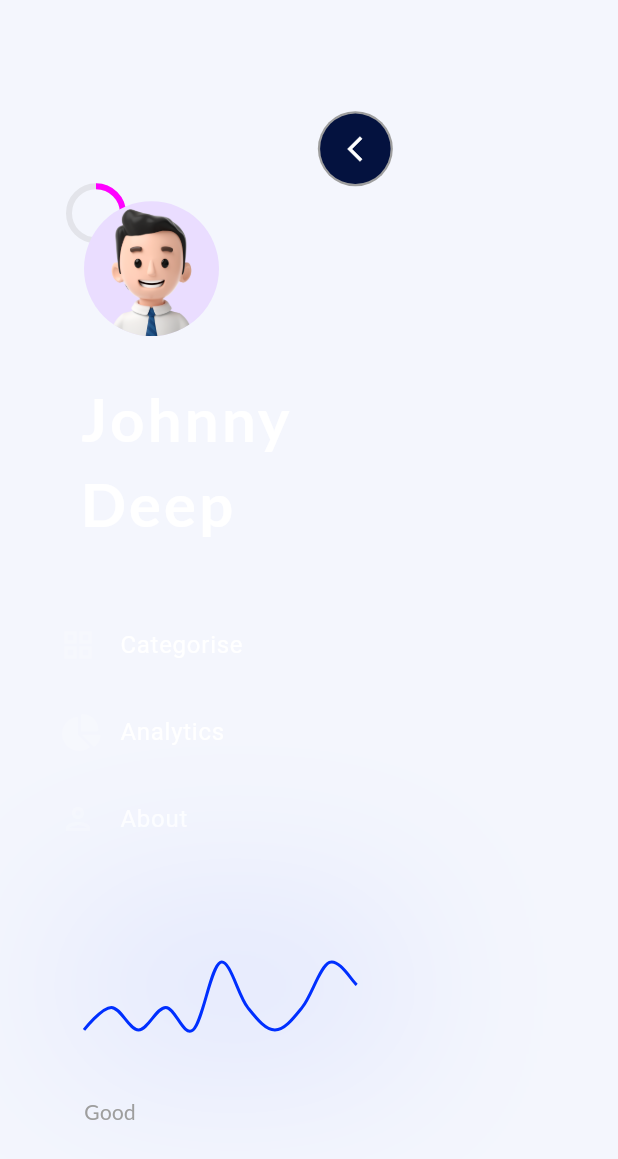
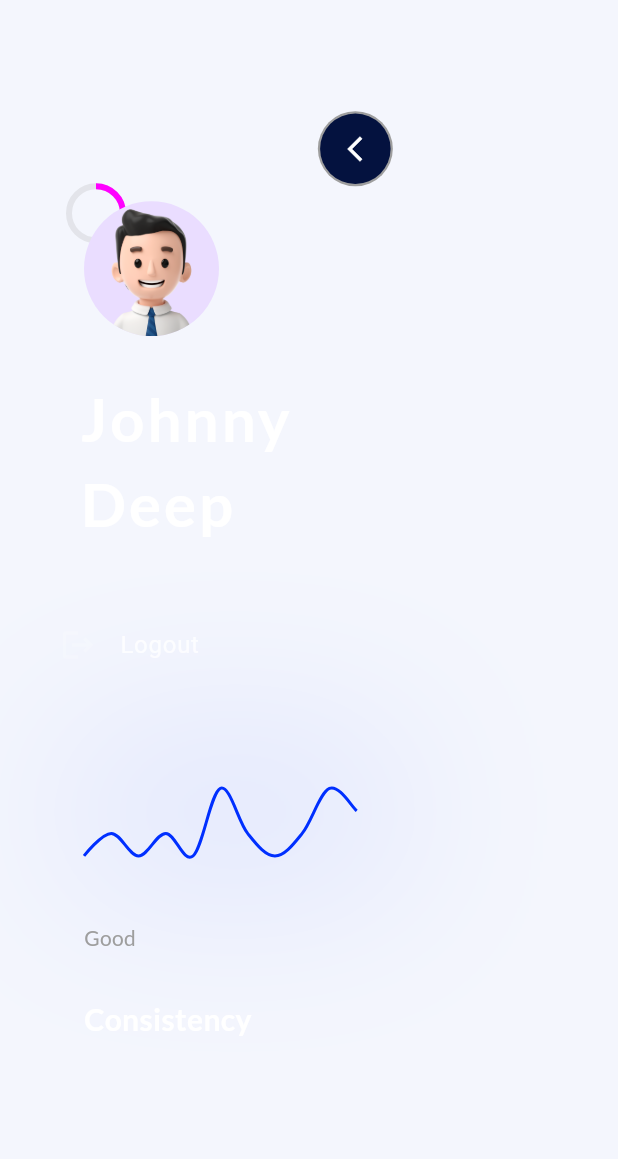
Before and after one commit to Harshil2901/ToDoList, a Flutter app: the DrawerWidget widget shown alone on an empty page, opened directly with empty values, on a phone screen of 412 x 824 dp. Shown: the top 1159 px of the screen. Run offline on Flutter 3.47's test engine with Material 3 defaults, Android fonts, the phone set to English and light mode, and no system bars; drawn by our look-alikes of fl_chart; our stand-ins replace animate_do, animated_text_kit, flutter_slidable, font_awesome_flutter, google_fonts, page_transition and 3 more; accounts and stored records are empty; network calls fail.

Commit message:
logout but still error

```diff
--- a/lib/constant/constant.dart
+++ b/lib/constant/constant.dart
@@ -2,6 +2,7 @@ const String baseUrl =
     'https://4783-2402-3a80-1cf1-bdb2-127-477e-2eb0-215c.ngrok-free.app/api';
 
 const String loginNote = '$baseUrl/login';
+const String logoutNote = '$baseUrl/logout';
 const String registerNote = '$baseUrl/register';
 const String createNewNotes = '$baseUrl/notes';
 const String readNotes = '$baseUrl/notes';
--- a/lib/pages/Drawerhidden/Drawer_items.dart
+++ b/lib/pages/Drawerhidden/Drawer_items.dart
@@ -1,18 +1,53 @@
 import 'package:flutter/material.dart';
+import 'package:flutter/widgets.dart';
 import 'package:font_awesome_flutter/font_awesome_flutter.dart';
+import 'package:http/http.dart' as http;
+import 'package:shared_preferences/shared_preferences.dart';
+import 'package:todolist/constant/constant.dart';
 
 class DrawerItem {
   String title;
   IconData icon;
+  VoidCallback page;
 
-  DrawerItem({required this.title, required this.icon});
+  DrawerItem({required this.title, required this.icon, required this.page});
 }
 
 class DrawerItems {
-  static final categorise =
-      DrawerItem(title: "Categorise", icon: Icons.grid_view_outlined);
-  static final analytics =
-      DrawerItem(title: "Analytics", icon: FontAwesomeIcons.chartPie);
-  static final about = DrawerItem(title: "About", icon: Icons.person_outlined);
-  static final List<DrawerItem> all = [categorise, analytics, about];
+  // static final categorise =
+  //     DrawerItem(title: "Categorise", icon: Icons.grid_view_outlined);
+  // static final analytics =
+  //     DrawerItem(title: "Analytics", icon: FontAwesomeIcons.chartPie);
+  // static final about = DrawerItem(title: "About", icon: Icons.person_outlined);
+  static final logout = DrawerItem(
+      title: "Logout",
+      icon: Icons.logout,
+      page: () {
+        _handleLogout();
+      });
+  static final List<DrawerItem> all = [
+    // categorise,
+    //  analytics,
+    //  about,
+    logout
+  ];
 }
+
+Future<void> _handleLogout() async {
+  var sharedPref = await SharedPreferences.getInstance();
+  var token = sharedPref.getString('token');
+
+  if (token != null) {
+    http.Response response = await http.get(Uri.parse(logoutNote),
+        headers: {'Content-Type': 'application/json', 'Authorization': token});
+
+    if (response.statusCode == 200) {
+      print('Logout successfull');
+    } else {
+      print('error while logout');
+      print(token);
+    }
+  } else {
+    print('token not found');
+  }
+}
--- a/lib/pages/Drawerhidden/Drawer_widget.dart
+++ b/lib/pages/Drawerhidden/Drawer_widget.dart
@@ -56,7 +56,7 @@ class _DrawerWidgetState extends State<DrawerWidget>
                         item.title,
                         style: const TextStyle(color: Colors.white),
                       ),
-                      onTap: () {},
+                      onTap: item.page,
                     ))
                 .toList()),
       );
```
